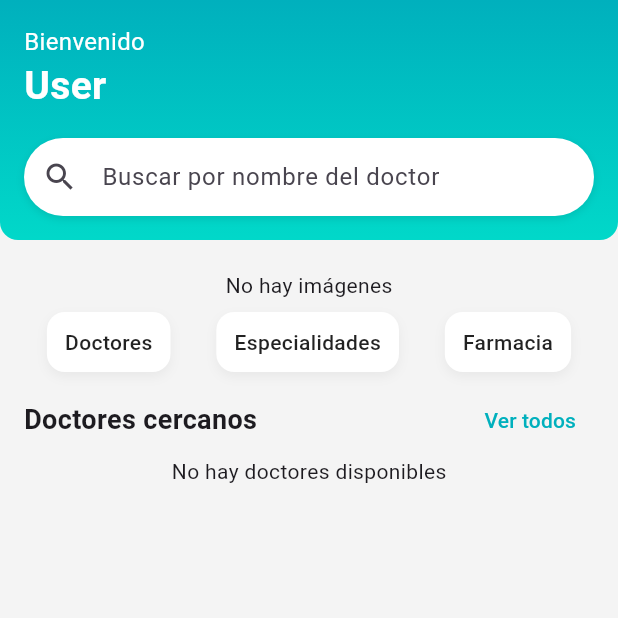
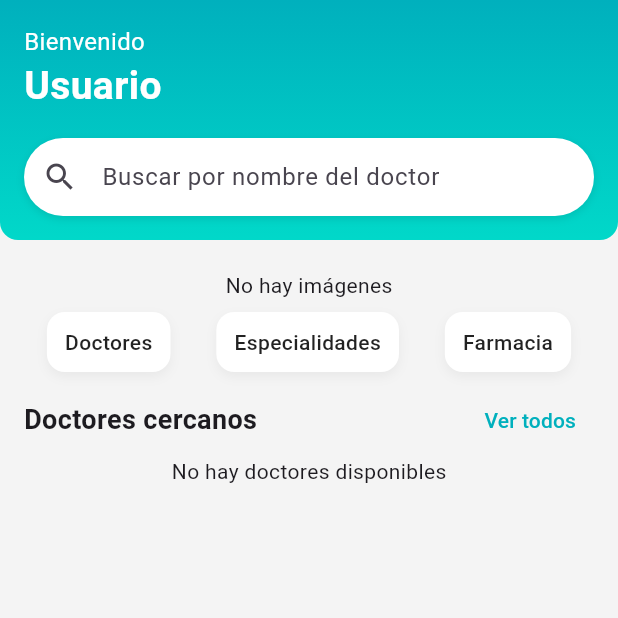
Before and after one commit to adimerpaul/doctorapp, a Flutter app: the screen it shows after launch, on a phone screen of 412 x 824 dp, the top half of it. Run offline on Flutter 3.47's test engine with Material 3 defaults, Android fonts, the phone set to English and light mode, and no system bars; drawn by our look-alikes of auto_size_text; our stand-ins replace carousel_slider, flutter_dotenv, get, sqflite; accounts and stored records are empty; network calls fail.

Commit message:
Cocoado de image sie sta logueado

```diff
--- /dev/null
+++ b/lib/model/user_model.dart
@@ -0,0 +1,15 @@
+class UserModel {
+  final String userId;
+  final String name;
+  final String token;
+
+  UserModel({required this.userId, required this.name, required this.token});
+
+  factory UserModel.fromMap(Map<String, dynamic> map) {
+    return UserModel(
+      userId: map['user_id'],
+      name: map['name'],
+      token: map['token'],
+    );
+  }
+}
--- a/lib/view/home/home_page.dart
+++ b/lib/view/home/home_page.dart
@@ -1,6 +1,8 @@
+import 'package:auto_size_text/auto_size_text.dart';
 import 'package:carousel_slider/carousel_slider.dart';
 import 'package:doctorapp/controller/carrusel_controller.dart';
 import 'package:doctorapp/controller/doctor_controller.dart';
+import 'package:doctorapp/service/databasehelper.dart';
 import 'package:doctorapp/view/doctor/detail_doctor.dart';
 import 'package:doctorapp/view/doctor/doctor_card.dart';
 import 'package:doctorapp/view/home/opcion_inicio.dart';
@@ -9,9 +11,17 @@ import 'package:get/get.dart';
 
 class HomePage extends StatelessWidget {
   final carruselController = Get.put(CarruselController());
-
-  HomePage({super.key});
-
+  final userName = ''.obs;
+  HomePage({super.key}) {
+    cargarUsuario(); // cargar nombre al construir
+  }
+  void cargarUsuario() async {
+    final db = Databasehelper();
+    final user = await db.getCurrentUser();
+    if (user != null) {
+      userName.value = user.name;
+    }
+  }
   @override
   Widget build(BuildContext context) {
     final size = MediaQuery.of(context).size;
@@ -41,11 +51,17 @@ class HomePage extends StatelessWidget {
                   crossAxisAlignment: CrossAxisAlignment.start,
                   children: [
                     const Text("Bienvenido", style: TextStyle(color: Colors.white, fontSize: 16)),
-                    const Text("User",
-                        style: TextStyle(
-                            color: Colors.white,
-                            fontSize: 26,
-                            fontWeight: FontWeight.bold)),
+                    Obx(() => AutoSizeText(
+                      userName.value.isNotEmpty ? userName.value : 'Usuario',
+                      style: const TextStyle(
+                        color: Colors.white,
+                        fontSize: 26,
+                        fontWeight: FontWeight.bold,
+                      ),
+                      maxLines: 1,
+                      minFontSize: 16,
+                      overflow: TextOverflow.ellipsis,
+                    )),
                     const SizedBox(height: 16),
                     Container(
                       decoration: BoxDecoration(
```
Also changed, not shown: lib/controller/auth_controller.dart (added, +25 -0 lines), lib/service/databasehelper.dart (+10 -0 lines), lib/view/doctor/detail_doctor.dart (+66 -9 lines).
